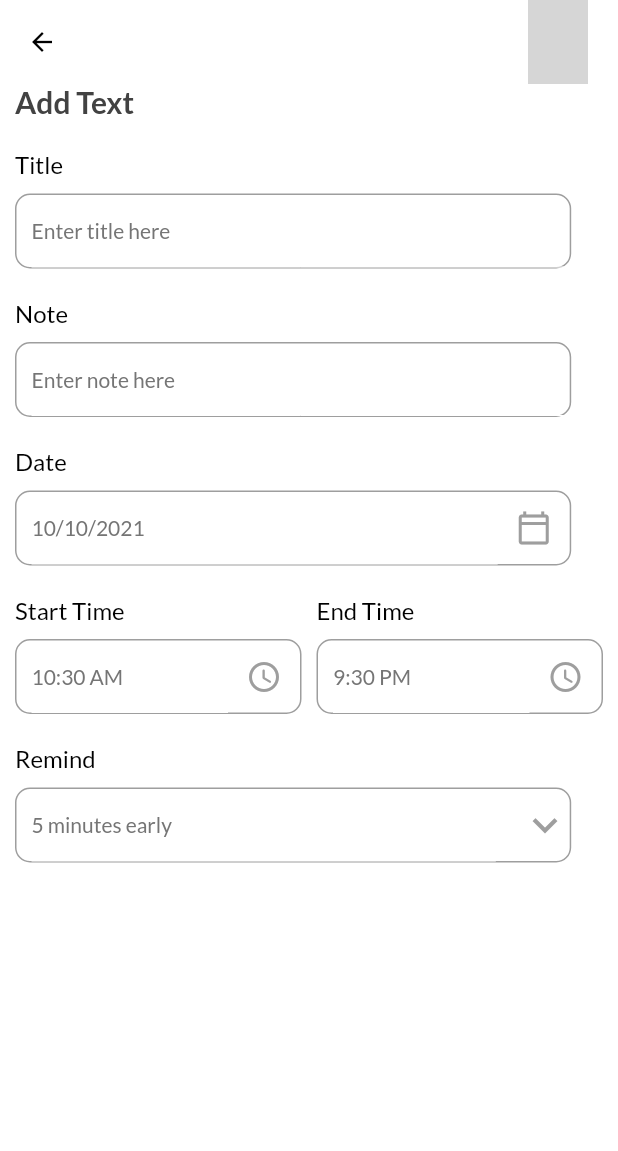
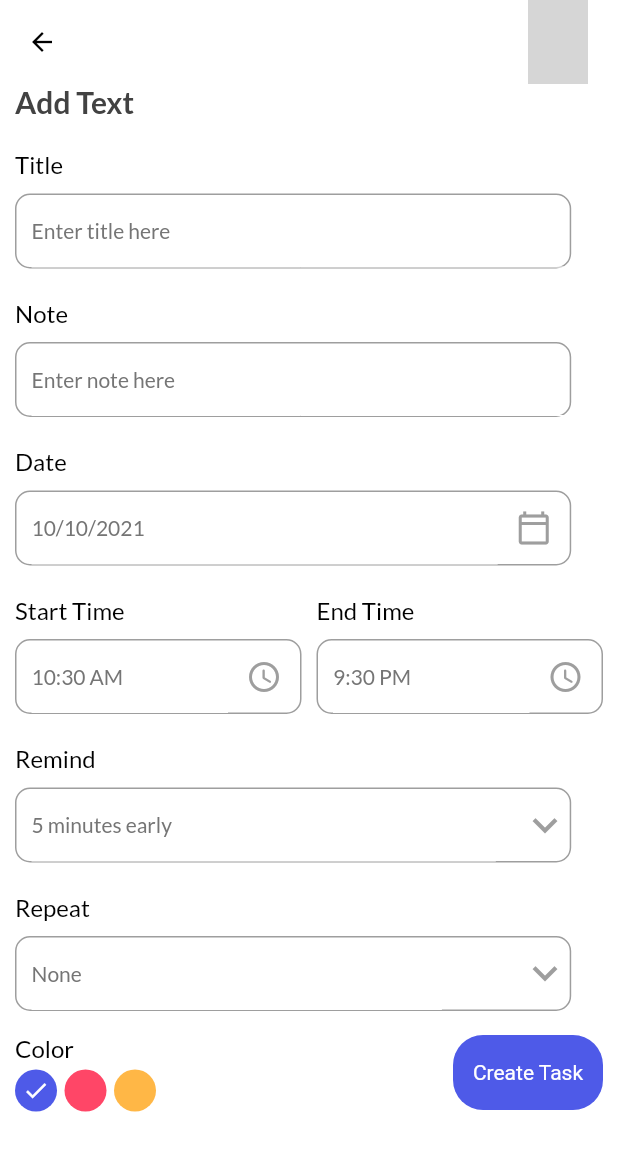
Before and after one commit to mustafasmnc/todox, a Flutter app: the screen it shows after launch, after a tap on "+ Add Task", on a phone screen of 412 x 824 dp. Shown: the top 1151 px of the screen. Run offline on Flutter 3.47's test engine with Material 2 defaults, Android fonts, the light colour scheme and no system bars; our stand-ins replace date_picker_timeline, flutter_local_notifications, get, get_storage, google_fonts, timezone; network calls fail; grey boxes are pictures that could not be loaded.

Commit message:
Repeat, Color Sections

```diff
--- a/lib/ui/add_task_bar.dart
+++ b/lib/ui/add_task_bar.dart
@@ -2,6 +2,7 @@
 import 'package:get/get.dart';
 import 'package:intl/intl.dart';
 import 'package:nodex/ui/theme.dart';
+import 'package:nodex/ui/widgets/button.dart';
 import 'package:nodex/ui/widgets/input_field.dart';
 
 class AddTaskPage extends StatefulWidget {
@@ -17,6 +18,9 @@
   String _startTime = DateFormat("hh:mm a").format(DateTime.now()).toString();
   int _selectRemind = 5;
   List<int> remindList = [5, 10, 15, 20];
+  String _selectRepeat = "None";
+  List<String> repeatList = ["None", "Daily", "Weekly", "Monthly"];
+  int _selectedColor = 0;
   @override
   Widget build(BuildContext context) {
     return Scaffold(
@@ -103,11 +107,92 @@
                   }).toList(),
                 ),
               ),
+              MyInputField(
+                title: "Repeat",
+                hint: "$_selectRepeat",
+                widget: DropdownButton(
+                  icon: Icon(
+                    Icons.keyboard_arrow_down,
+                    color: Colors.grey,
+                  ),
+                  underline: Container(height: 0),
+                  iconSize: 33,
+                  elevation: 4,
+                  onChanged: (String? newValue) {
+                    setState(() {
+                      _selectRepeat = newValue!;
+                    });
+                  },
+                  style: subTitleStyle,
+                  items:
+                      repeatList.map<DropdownMenuItem<String>>((String value) {
+                    return DropdownMenuItem<String>(
+                      value: value,
+                      child: Text(
+                        value,
+                        style: TextStyle(color: Colors.grey),
+                      ),
+                    );
+                  }).toList(),
+                ),
+              ),
+              SizedBox(height: 15),
+              Row(
+                mainAxisAlignment: MainAxisAlignment.spaceBetween,
+                crossAxisAlignment: CrossAxisAlignment.center,
+                children: [
+                  _colorPalette(),
+                  MyButton(label: "Create Task", onTap: () => null)
+                ],
+              ),
               SizedBox(height: 100),
             ],
           ),
         ),
       ),
+    );
+  }
+
+  _colorPalette() {
+    return Column(
+      crossAxisAlignment: CrossAxisAlignment.start,
+      children: [
+        Text(
+          "Color",
+          style: titleStyle,
+        ),
+        SizedBox(height: 5),
+        Wrap(
+          children: List<Widget>.generate(3, (int index) {
+            return GestureDetector(
+              onTap: () {
+                setState(() {
+                  _selectedColor = index;
+                  print("$index");
+                });
+              },
+              child: Padding(
+                padding: const EdgeInsets.only(right: 5),
+                child: CircleAvatar(
+                  radius: 14,
+                  backgroundColor: index == 0
+                      ? primaryClr
+                      : index == 1
+                          ? pinkClr
+                          : yellowClr,
+                  child: _selectedColor == index
+                      ? Icon(
+                          Icons.done,
+                          color: Colors.white,
+                          size: 18,
+                        )
+                      : Container(),
+                ),
+              ),
+            );
+          }),
+        )
+      ],
     );
   }
 
--- a/lib/ui/widgets/button.dart
+++ b/lib/ui/widgets/button.dart
@@ -13,7 +13,7 @@
       onTap: onTap,
       child: Container(
         width: 100,
-        height: 40,
+        height: 50,
         alignment: Alignment.center,
         decoration: BoxDecoration(
           borderRadius: BorderRadius.circular(20),
```
